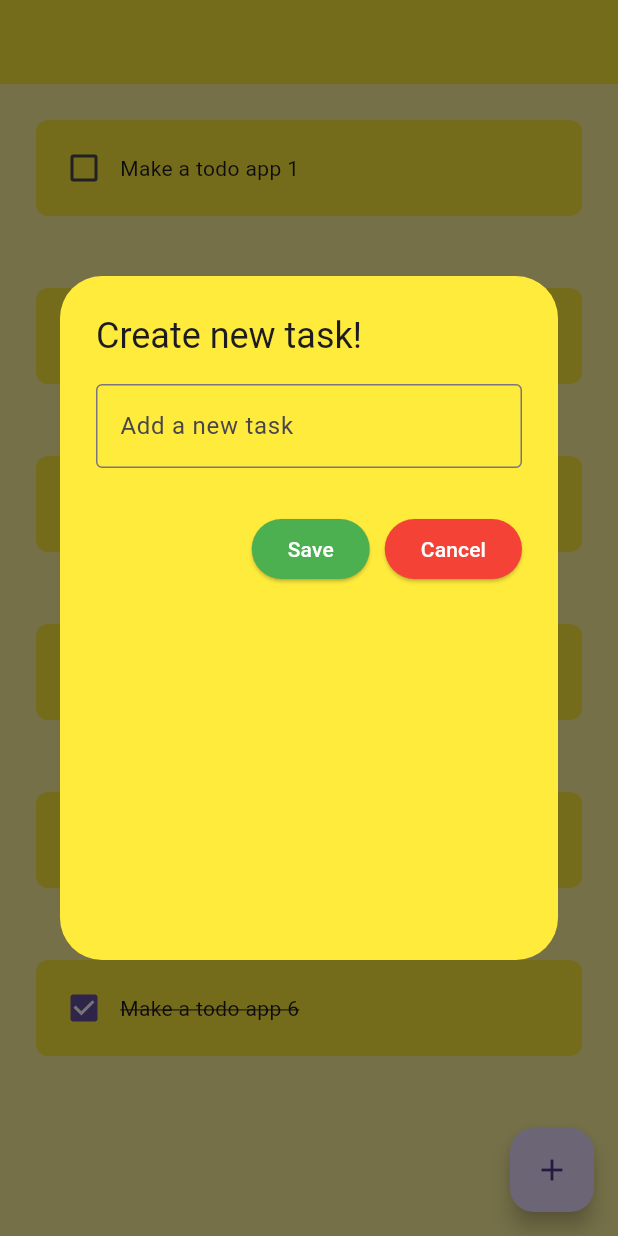
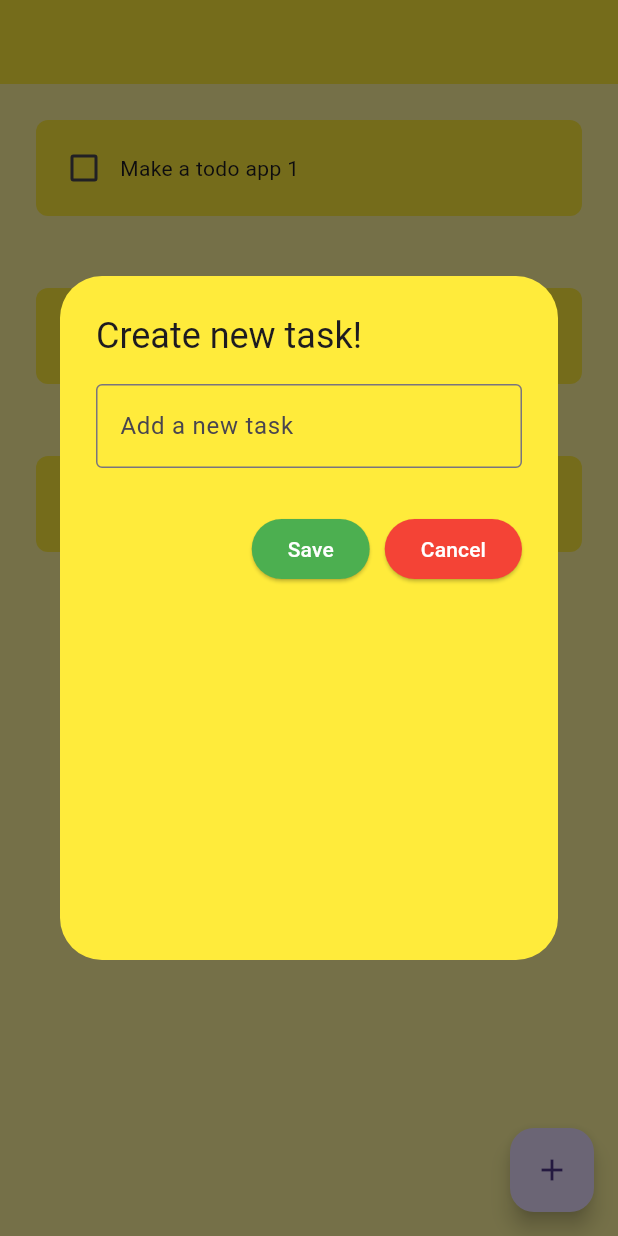
Before and after one commit to DinhKhacDien0903/Lean-Flutter, a Flutter app: the screen it shows after launch, after a tap on the "add" icon, on a phone screen of 412 x 824 dp. Run offline on Flutter 3.47's test engine with Material 3 defaults, Android fonts, the phone set to English and light mode, and no system bars; drawn by our look-alikes of flutter_slidable; our stand-ins replace hive_flutter; accounts and stored records are empty.

Commit message:
completed todo app

```diff
--- /dev/null
+++ b/flutter_tutorial/lib/data/database.dart
@@ -0,0 +1,22 @@
+import 'package:hive_flutter/hive_flutter.dart';
+
+class TodoDatabase {
+  List todoList = [];
+  var box = Hive.box('taskBox');
+
+  void initialDefaultData() {
+    todoList = [
+      ["Make a todo app 1", false],
+      ["Make a todo app 2", true],
+      ["Make a todo app 3", false],
+    ];
+  }
+
+  void loadData() {
+    todoList = box.get("TODOLIST");
+  }
+
+  void updateData() {
+    box.put("TODOLIST", todoList);
+  }
+}
--- a/flutter_tutorial/lib/main.dart
+++ b/flutter_tutorial/lib/main.dart
@@ -1,7 +1,11 @@
 import 'package:flutter/material.dart';
 import 'package:flutter_tutorial/pages/home_page.dart';
+import 'package:hive_flutter/hive_flutter.dart';
 
-void main() {
+void main() async {
+  await Hive.initFlutter();
+
+  var box = await Hive.openBox('taskBox');
   runApp(const MyApp());
 }
 
--- a/flutter_tutorial/lib/pages/home_page.dart
+++ b/flutter_tutorial/lib/pages/home_page.dart
@@ -1,6 +1,8 @@
 import 'package:flutter/material.dart';
+import 'package:flutter_tutorial/data/database.dart';
 import 'package:flutter_tutorial/utils/dialog_box.dart';
 import 'package:flutter_tutorial/utils/todoTile.dart';
+import 'package:hive_flutter/hive_flutter.dart';
 
 class HomePage extends StatefulWidget {
   const HomePage({super.key});
@@ -10,19 +12,27 @@ class HomePage extends StatefulWidget {
 }
 
 class _HomePageState extends State<HomePage> {
-  List todoList = [
-    ["Make a todo app 1", false],
-    ["Make a todo app 2", true],
-    ["Make a todo app 3", false],
-    ["Make a todo app 4", true],
-    ["Make a todo app 5", false],
-    ["Make a todo app 6", true],
-  ];
+  final box = Hive.box('taskBox');
+  TodoDatabase db = TodoDatabase();
+  List todoList = [];
+
+  @override
+  void initState() {
+    if (box.get("TODOLIST") == null) {
+      db.initialDefaultData();
+      db.updateData();
+    } else {
+      db.loadData();
+    }
+    todoList = db.todoList;
+    super.initState();
+  }
 
   void checkBoxChanged(bool? value, int? index) {
     setState(() {
       todoList[index!][1] = !todoList[index][1];
     });
+    db.updateData();
   }
 
   TextEditingController textController = TextEditingController();
@@ -33,6 +43,7 @@ class _HomePageState extends State<HomePage> {
       textController.clear();
       Navigator.of(context).pop();
     });
+    db.updateData();
   }
 
   void onCancel() {
@@ -57,6 +68,7 @@ class _HomePageState extends State<HomePage> {
         setState(() {
           todoList.removeAt(index);
         });
+        db.updateData();
       } else {
         showDialog(
           context: context,
--- a/flutter_tutorial/pubspec.yaml
+++ b/flutter_tutorial/pubspec.yaml
@@ -2,7 +2,7 @@ name: flutter_tutorial
 description: "A new Flutter project."
 # The following line prevents the package from being accidentally published to
 # pub.dev using `flutter pub publish`. This is preferred for private packages.
-publish_to: 'none' # Remove this line if you wish to publish to pub.dev
+publish_to: "none" # Remove this line if you wish to publish to pub.dev
 
 # The following defines the version and build number for your application.
 # A version number is three numbers separated by dots, like 1.2.43
@@ -30,6 +30,8 @@ environment:
 dependencies:
   flutter:
     sdk: flutter
+  hive: ^2.2.3
+  hive_flutter: ^1.0.0
 
   # The following adds the Cupertino Icons font to your application.
   # Use with the CupertinoIcons class for iOS style icons.
@@ -39,6 +41,7 @@ dependencies:
 dev_dependencies:
   flutter_test:
     sdk: flutter
+  hive_generator: ^1.1.3
 
   # The "flutter_lints" package below contains a set of recommended lints to
   # encourage good coding practices. The lint set provided by the package is
@@ -52,7 +55,6 @@ dev_dependencies:
 
 # The following section is specific to Flutter packages.
 flutter:
-
   # The following line ensures that the Material Icons font is
   # included with your application, so that you can use the icons in
   # the material Icons class.
```
